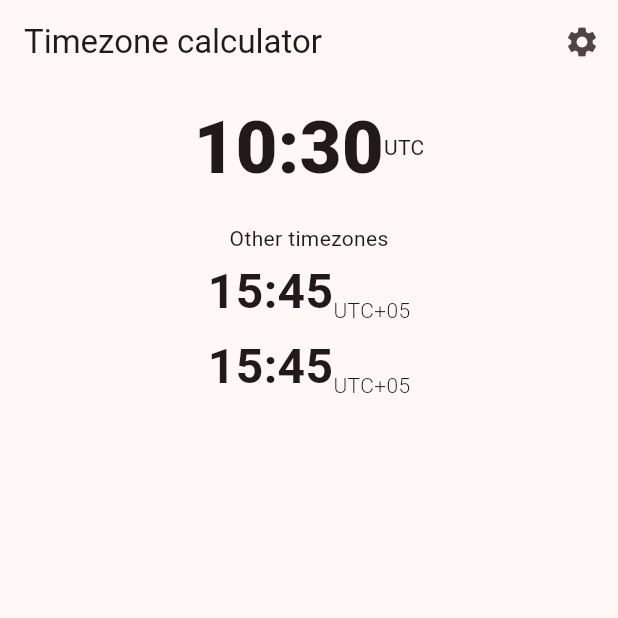
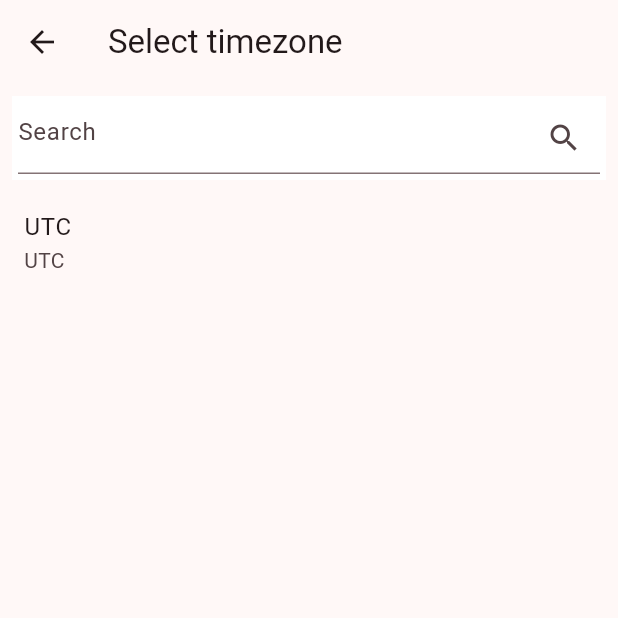
Before and after one commit to anxiouscupcake/timezone_calculator, a Flutter app: the screen it shows after launch, after a tap on "UTC", on a phone screen of 412 x 824 dp, the top half of it. Run offline on Flutter 3.47's test engine with Material 3 defaults, Android fonts, the phone set to English and light mode, and no system bars; our stand-ins replace timezone.

Commit message:
timezone select page

```diff
--- a/lib/main.dart
+++ b/lib/main.dart
@@ -1,6 +1,9 @@
 import 'package:flutter/material.dart';
+import 'package:timezone/tzdata.dart';
 import 'package:timezone_calculator/components/timezone_card.dart';
+import 'package:timezone/timezone.dart' as tz;
 import 'package:timezone/data/latest.dart' as tz;
+import 'package:timezone_calculator/pages/timezone_selector_page.dart';
 
 void main() {
   tz.initializeTimeZones();
@@ -35,6 +38,7 @@
 
 class _HomePageState extends State<HomePage> {
   late TimeOfDay selectedTime;
+  late Location selectedTimezone;
 
   @override
   void initState() {
@@ -82,9 +86,10 @@
                   ),
                 ),
                 InkWell(
-                  onTap: () {
-                    // select timezone
-                  },
+                  onTap: () => Navigator.push(context,
+                      MaterialPageRoute(builder: (context) {
+                    return const TimezoneSelectorPage();
+                  })),
                   child: Text("UTC"),
                 ),
               ],
--- /dev/null
+++ b/lib/pages/timezone_selector_page.dart
@@ -0,0 +1,55 @@
+import 'package:flutter/material.dart';
+import 'package:timezone/timezone.dart' as tz;
+import 'package:timezone/data/latest.dart' as tz;
+
+class TimezoneSelectorPage extends StatefulWidget {
+  const TimezoneSelectorPage({super.key});
+
+  @override
+  State<StatefulWidget> createState() => _TimezoneSelectorPageState();
+}
+
+class _TimezoneSelectorPageState extends State<TimezoneSelectorPage> {
+  String searchString = "";
+
+  List<Widget> _buildTimezoneChildren() {
+    List<Widget> widgets = List.empty(growable: true);
+    widgets.add(Container(
+      height: 70,
+    ));
+    for (var location in tz.timeZoneDatabase.locations.entries) {
+      ListTile tile = ListTile(
+        title: Text(location.value.name),
+        subtitle: Text(location.value.currentTimeZone.abbreviation),
+        onTap: () => Navigator.pop(context, location.value),
+      );
+      widgets.add(tile);
+    }
+    return widgets;
+  }
+
+  @override
+  Widget build(BuildContext context) {
+    return Scaffold(
+        appBar: AppBar(title: const Text("Select timezone")),
+        body: Stack(
+          children: [
+            ListView(
+              children: _buildTimezoneChildren(),
+            ),
+            Container(
+              color: Colors.white,
+              padding: const EdgeInsets.all(4),
+              margin: const EdgeInsets.all(8),
+              child: TextField(
+                maxLines: 1,
+                expands: false,
+                decoration: const InputDecoration(
+                    hintText: "Search", suffixIcon: Icon(Icons.search)),
+                onChanged: (value) => setState(() => searchString = value),
+              ),
+            ),
+          ],
+        ));
+  }
+}
```
